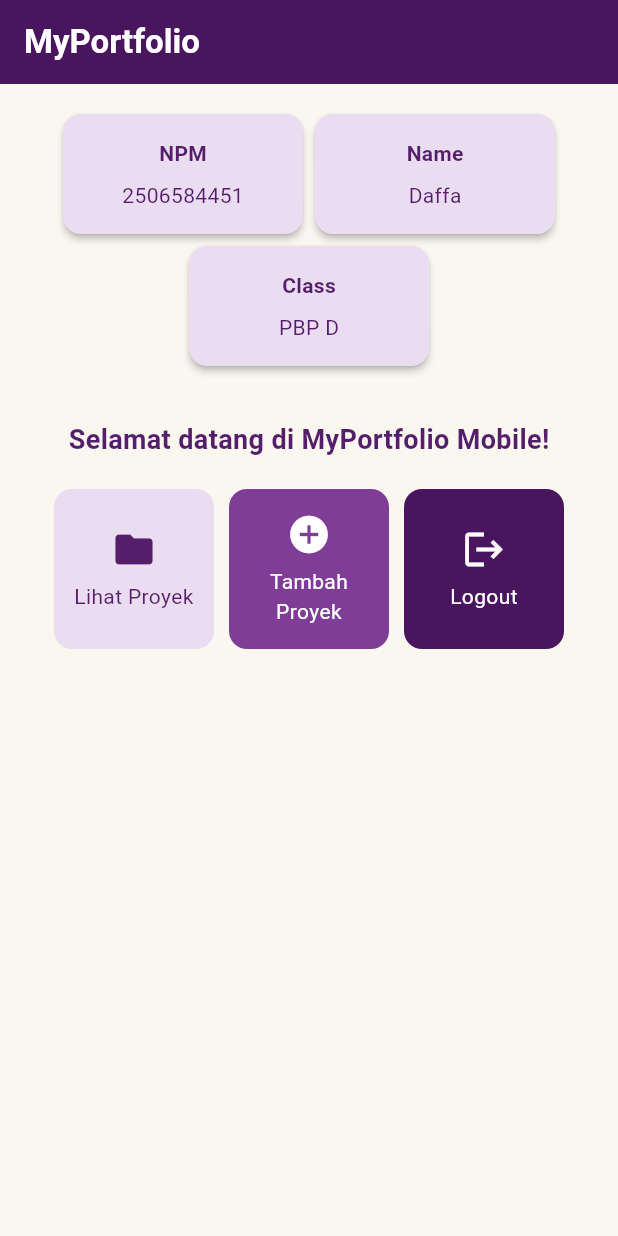
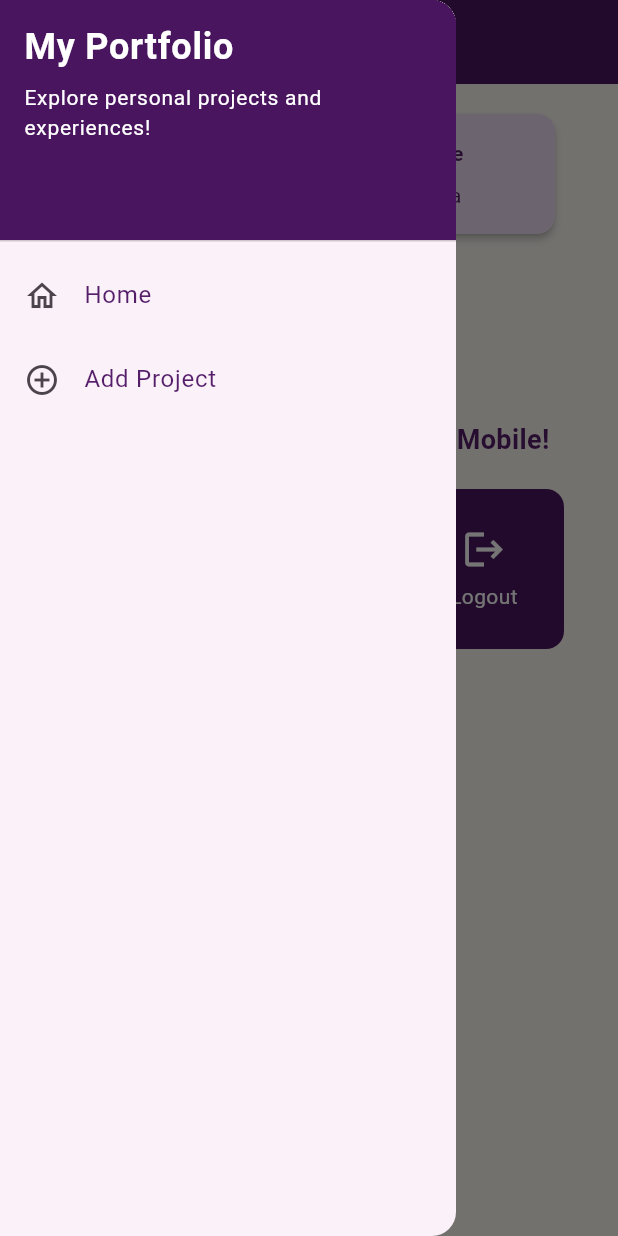
Before and after one commit to DAFZIE/myportofolio_mobile, a Flutter app: the screen it shows after launch, with the side drawer open (before the commit the screen has no drawer), on a phone screen of 412 x 824 dp. Run offline on Flutter 3.47's test engine with Material 3 defaults, Android fonts, the phone set to English and light mode, and no system bars; our stand-ins replace material_ui.

Commit message:
Tutorial 9

```diff
--- a/lib/main.dart
+++ b/lib/main.dart
@@ -1,5 +1,5 @@
 import 'package:material_ui/material_ui.dart';
-import 'package:myportofolio_mobile/menu.dart';
+import 'package:myportofolio_mobile/screens/menu.dart';
 import 'package:myportofolio_mobile/portfolio_colors.dart';
 
 void main() {
--- a/lib/menu.dart
+++ b/lib/screens/menu.dart
@@ -1,5 +1,8 @@
 import 'package:material_ui/material_ui.dart';
 import 'package:myportofolio_mobile/portfolio_colors.dart';
+
+import '../widgets/left_drawer.dart';
+import '../widgets/project_card.dart';
 
 class MyHomePage extends StatelessWidget {
   MyHomePage({super.key});
@@ -23,6 +26,7 @@ class MyHomePage extends StatelessWidget {
   Widget build(BuildContext context) {
     // Scaffold menyediakan struktur visual dasar halaman (AppBar, Body, SnackBar).
     return Scaffold(
+      drawer: const LeftDrawer(),
       // AppBar menampilkan bar bagian atas halaman aplikasi.
       appBar: AppBar(
         title: const Text(
@@ -132,48 +136,3 @@ class ItemHomepage {
     this.foregroundColor = Colors.white,
   });
 }
-
-class ItemCard extends StatelessWidget {
-  final ItemHomepage item;
-
-  const ItemCard(this.item, {super.key});
-
-  @override
-  Widget build(BuildContext context) {
-    return Material(
-      // Setiap aksi memiliki warna berbeda dari palet portofolio.
-      color: item.color,
-      borderRadius: BorderRadius.circular(12),
-      child: InkWell(
-        // Aksi ketika kartu ditekan oleh pengguna.
-        onTap: () {
-          // Menampilkan SnackBar dengan pesan interaktif.
-          ScaffoldMessenger.of(context)
-            ..hideCurrentSnackBar()
-            ..showSnackBar(
-              SnackBar(
-                content: Text("Kamu telah menekan tombol ${item.name}!"),
-              ),
-            );
-        },
-        child: Container(
-          padding: const EdgeInsets.all(8),
-          child: Center(
-            child: Column(
-              mainAxisAlignment: MainAxisAlignment.center,
-              children: [
-                Icon(item.icon, color: item.foregroundColor, size: 30.0),
-                const Padding(padding: EdgeInsets.all(3)),
-                Text(
-                  item.name,
-                  textAlign: TextAlign.center,
-                  style: TextStyle(color: item.foregroundColor),
-                ),
-              ],
-            ),
-          ),
-        ),
-      ),
-    );
-  }
-}
--- /dev/null
+++ b/lib/widgets/left_drawer.dart
@@ -0,0 +1,64 @@
+import 'package:material_ui/material_ui.dart';
+
+import '../screens/menu.dart';
+import '../screens/project_form.dart';
+
+class LeftDrawer extends StatelessWidget {
+  const LeftDrawer({super.key});
+
+  void _replacePage(BuildContext context, Widget page) {
+    final navigator = Navigator.of(context);
+    navigator.pop(); // Tutup drawer sebelum mengganti halaman aktif.
+    navigator.pushReplacement(MaterialPageRoute<void>(builder: (_) => page));
+  }
+
+  @override
+  Widget build(BuildContext context) {
+    final colors = Theme.of(context).colorScheme;
+    return Drawer(
+      child: ListView(
+        padding: EdgeInsets.zero,
+        children: [
+          DrawerHeader(
+            decoration: BoxDecoration(color: colors.primary),
+            child: SingleChildScrollView(
+              child: Column(
+                crossAxisAlignment: CrossAxisAlignment.start,
+                children: [
+                  Text(
+                    'My Portfolio',
+                    style: TextStyle(
+                      fontSize: 24,
+                      height: 1.2,
+                      fontWeight: FontWeight.bold,
+                      color: colors.onPrimary,
+                    ),
+                  ),
+                  const SizedBox(height: 10),
+                  Text(
+                    'Explore personal projects and experiences!',
+                    style: TextStyle(
+                      fontSize: 14,
+                      height: 1.4,
+                      color: colors.onPrimary,
+                    ),
+                  ),
+                ],
+              ),
+            ),
+          ),
+          ListTile(
+            leading: const Icon(Icons.home_outlined),
+            title: const Text('Home'),
+            onTap: () => _replacePage(context, MyHomePage()),
+          ),
+          ListTile(
+            leading: const Icon(Icons.add_circle_outline),
+            title: const Text('Add Project'),
+            onTap: () => _replacePage(context, const ProjectFormPage()),
+          ),
+        ],
+      ),
+    );
+  }
+}
--- /dev/null
+++ b/lib/widgets/project_card.dart
@@ -0,0 +1,55 @@
+import 'package:material_ui/material_ui.dart';
+
+import '../screens/menu.dart';
+import '../screens/project_form.dart';
+
+class ItemCard extends StatelessWidget {
+  final ItemHomepage item;
+
+  const ItemCard(this.item, {super.key});
+
+  @override
+  Widget build(BuildContext context) {
+    return Material(
+      // Setiap aksi memiliki warna berbeda dari palet portofolio.
+      color: item.color,
+      borderRadius: BorderRadius.circular(12),
+      child: InkWell(
+        // Aksi ketika kartu ditekan oleh pengguna.
+        onTap: () {
+          // Menampilkan SnackBar dengan pesan interaktif.
+          ScaffoldMessenger.of(context)
+            ..hideCurrentSnackBar()
+            ..showSnackBar(
+              SnackBar(
+                content: Text("Kamu telah menekan tombol ${item.name}!"),
+              ),
+            );
+          if (item.name == 'Tambah Proyek') {
+            Navigator.push(
+              context,
+              MaterialPageRoute<void>(builder: (_) => const ProjectFormPage()),
+            );
+          }
+        },
+        child: Container(
+          padding: const EdgeInsets.all(8),
+          child: Center(
+            child: Column(
+              mainAxisAlignment: MainAxisAlignment.center,
+              children: [
+                Icon(item.icon, color: item.foregroundColor, size: 30.0),
+                const Padding(padding: EdgeInsets.all(3)),
+                Text(
+                  item.name,
+                  textAlign: TextAlign.center,
+                  style: TextStyle(color: item.foregroundColor),
+                ),
+              ],
+            ),
+          ),
+        ),
+      ),
+    );
+  }
+}
```
Also changed, not shown: lib/screens/project_form.dart (added, +192 -0 lines), 1 other file.
